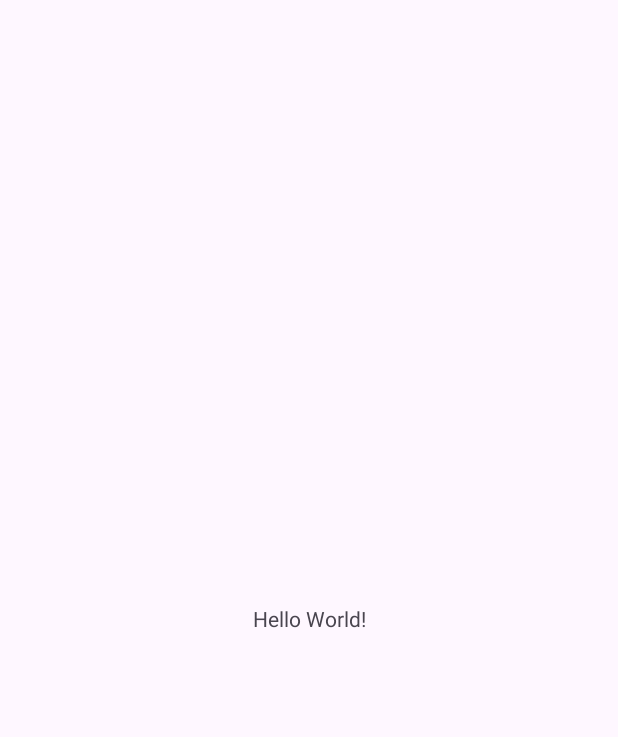
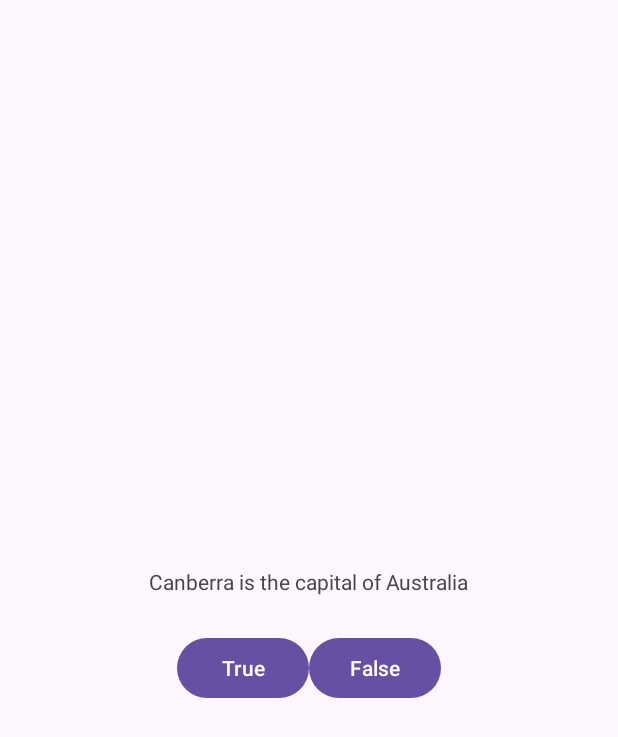
Before and after one commit to JohannRuiz1/MobileAppDev, an Android app: the screen it shows after launch (MainActivity), on a phone screen of 412 x 824 dp. Before the commit the part shown is almost empty. Shown: the top 737 px of the screen. Run offline under Robolectric (Android 15) with nearby library versions, the phone set to English and light mode, and no system bars.

Commit message:
Project 0

```diff
--- a/GeoQuiz/app/src/main/java/edu/vt/cs5254/geoquiz/MainActivity.kt
+++ b/GeoQuiz/app/src/main/java/edu/vt/cs5254/geoquiz/MainActivity.kt
@@ -1,12 +1,23 @@
 package edu.vt.cs5254.geoquiz
 
 import android.os.Bundle
+import android.view.View
+import android.widget.Button
+import android.widget.Toast
 import androidx.activity.enableEdgeToEdge
 import androidx.appcompat.app.AppCompatActivity
 import androidx.core.view.ViewCompat
 import androidx.core.view.WindowInsetsCompat
+import com.google.android.material.snackbar.Snackbar
 
 class MainActivity : AppCompatActivity() {
+
+    // Name: Johann Ruiz
+    // Username: johannruiz176
+
+    private lateinit var trueButton: Button // lateinit means you'll set the value before you use it
+    private lateinit var falseButton: Button
+
     override fun onCreate(savedInstanceState: Bundle?) {
         super.onCreate(savedInstanceState)
         enableEdgeToEdge()
@@ -16,5 +27,25 @@ class MainActivity : AppCompatActivity() {
             v.setPadding(systemBars.left, systemBars.top, systemBars.right, systemBars.bottom)
             insets
         }
+
+        trueButton = findViewById(R.id.true_button)
+        falseButton = findViewById(R.id.false_button)
+
+        trueButton.setOnClickListener { view: View ->
+            Snackbar.make(
+                view,
+                R.string.correct_toast,
+                Toast.LENGTH_SHORT
+            ).show()
+        }
+
+        falseButton.setOnClickListener { view: View ->
+            Snackbar.make(
+                this, // More control over the context used, can customize the theme
+                view,
+                getString(R.string.incorrect_toast),
+                Toast.LENGTH_SHORT
+            ).show()
+        }
     }
 }
--- a/GeoQuiz/app/src/main/res/layout/activity_main.xml
+++ b/GeoQuiz/app/src/main/res/layout/activity_main.xml
@@ -1,19 +1,35 @@
 <?xml version="1.0" encoding="utf-8"?>
-<androidx.constraintlayout.widget.ConstraintLayout xmlns:android="http://schemas.android.com/apk/res/android"
-    xmlns:app="http://schemas.android.com/apk/res-auto"
-    xmlns:tools="http://schemas.android.com/tools"
+<LinearLayout xmlns:android="http://schemas.android.com/apk/res/android"
     android:id="@+id/main"
     android:layout_width="match_parent"
     android:layout_height="match_parent"
-    tools:context=".MainActivity">
+    android:gravity="center"
+    android:orientation="vertical">
 
     <TextView
         android:layout_width="wrap_content"
         android:layout_height="wrap_content"
-        android:text="Hello World!"
-        app:layout_constraintBottom_toBottomOf="parent"
-        app:layout_constraintEnd_toEndOf="parent"
-        app:layout_constraintStart_toStartOf="parent"
-        app:layout_constraintTop_toTopOf="parent" />
+        android:padding="24dp"
+        android:text="@string/question_text"
+        />
 
-</androidx.constraintlayout.widget.ConstraintLayout>
+    <LinearLayout
+        android:layout_width="wrap_content"
+        android:layout_height="wrap_content"
+        android:orientation="horizontal">
+
+        <Button
+            android:id="@+id/true_button"
+            android:layout_width="wrap_content"
+            android:layout_height="wrap_content"
+            android:text="@string/true_button"
+            />
+        <Button
+            android:id="@+id/false_button"
+            android:layout_width="wrap_content"
+            android:layout_height="wrap_content"
+            android:text="@string/false_button"
+            />
+    </LinearLayout>
+
+</LinearLayout>
--- a/GeoQuiz/app/src/main/res/values/strings.xml
+++ b/GeoQuiz/app/src/main/res/values/strings.xml
@@ -1,3 +1,8 @@
 <resources>
     <string name="app_name">GeoQuiz</string>
+    <string name="question_text">Canberra is the capital of Australia</string>
+    <string name="true_button">True</string>
+    <string name="false_button">False</string>
+    <string name="correct_toast">Correct!</string>
+    <string name="incorrect_toast">Incorrect!</string>
 </resources>
```
